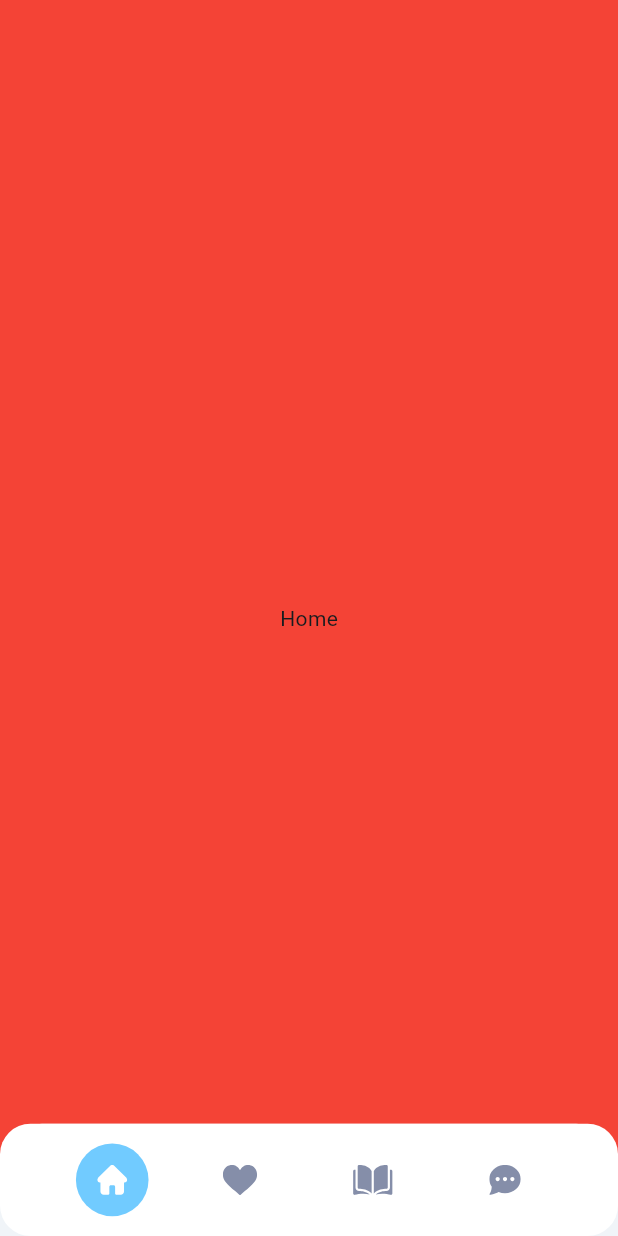
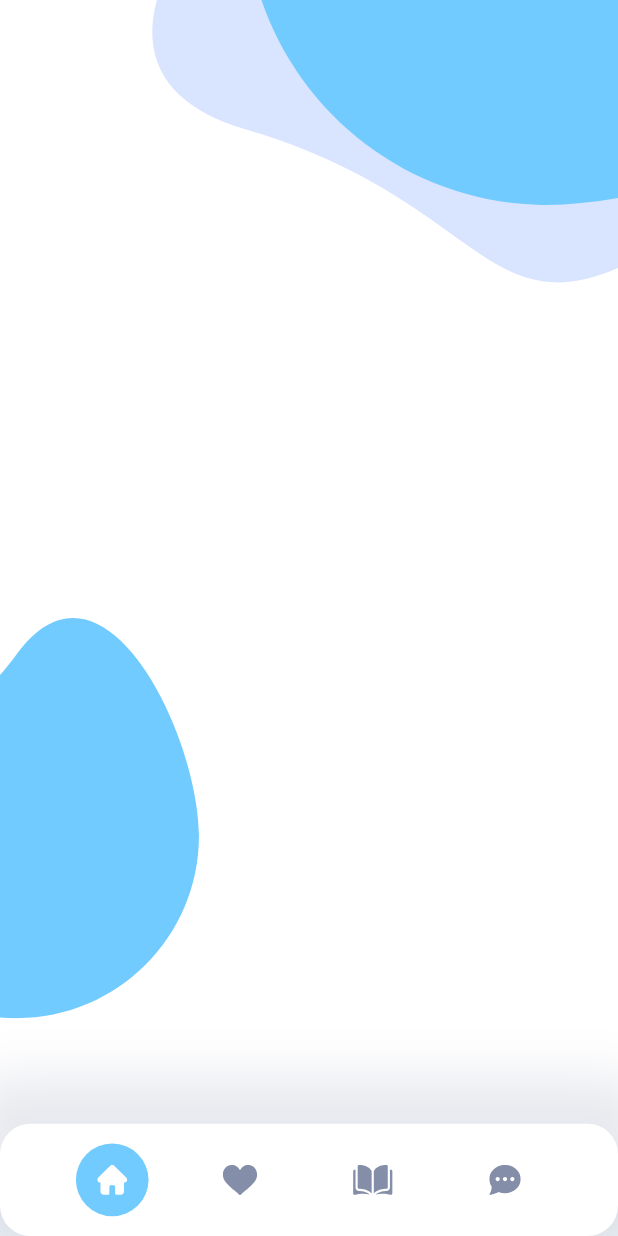
Before and after one commit to mostaphasamir/cleaning-mobile, a Flutter app: the screen it shows after launch, on a phone screen of 412 x 824 dp. Run offline on Flutter 3.47's test engine with Material 3 defaults, Android fonts, the phone set to English and light mode, and no system bars; our stand-ins replace cached_network_image, flutter_bloc, flutter_screenutil, flutter_svg.

Commit message:
add background widget to home

```diff
--- a/lib/core/style/app_height.dart
+++ b/lib/core/style/app_height.dart
@@ -44,5 +44,6 @@ class AppHeight {
   static double h240 = 240.h;
   static double h250 = 250.h;
   static double h300 = 300.h;
+  static double h438 = 438.h;
   static double separatorHeight = h7;
 }
--- a/lib/feature/bottom_nav_bar/presentation/widgets/bottom_nav_bar.dart
+++ b/lib/feature/bottom_nav_bar/presentation/widgets/bottom_nav_bar.dart
@@ -37,6 +37,14 @@ class _BottomNavBarState extends State<BottomNavBar> {
         borderRadius: BorderRadius.circular(
           AppRadius.r20,
         ),
+        boxShadow: [
+          BoxShadow(
+            color: AppColors.grey.withOpacity(0.2,),
+            offset: const Offset(0,-10),
+            spreadRadius: 20,
+            blurRadius: 30,
+          )
+        ]
       ),
       padding: EdgeInsets.symmetric(
         vertical: AppHeight.h13,
--- a/lib/feature/bottom_nav_bar/presentation/widgets/bottom_nav_bar_item.dart
+++ b/lib/feature/bottom_nav_bar/presentation/widgets/bottom_nav_bar_item.dart
@@ -3,7 +3,6 @@ import 'package:flutter/cupertino.dart';
 
 import '../../../../core/helper/custom_image_view.dart';
 import '../../../../core/utils/app_colors.dart';
-import '../../../../generated/app_assets.dart';
 
 class BottomNavBarItem extends StatelessWidget {
   final String svgPath ;
--- a/lib/feature/home/presentation/pages/home_screen.dart
+++ b/lib/feature/home/presentation/pages/home_screen.dart
@@ -1,4 +1,6 @@
 import 'package:flutter/material.dart';
+
+import '../widgets/body_with_back_ground.dart';
 
 class HomeScreen extends StatelessWidget {
   const HomeScreen({super.key});
@@ -6,9 +8,8 @@ class HomeScreen extends StatelessWidget {
   @override
   Widget build(BuildContext context) {
     return Scaffold(
-      backgroundColor: Colors.red,
-      body: Center(
-        child: Text("Home"),
+      body: BodyWithBackGround(
+        body: SizedBox(),
       ),
     );
   }
--- /dev/null
+++ b/lib/feature/home/presentation/widgets/body_with_back_ground.dart
@@ -0,0 +1,36 @@
+import 'package:cleaning_mobile/core/extentions/size_extention.dart';
+import 'package:cleaning_mobile/core/helper/custom_image_view.dart';
+import 'package:cleaning_mobile/core/style/app_height.dart';
+import 'package:cleaning_mobile/generated/app_assets.dart';
+import 'package:flutter/cupertino.dart';
+
+class BodyWithBackGround extends StatelessWidget {
+  final Widget body;
+
+  const BodyWithBackGround({super.key, required this.body});
+
+  @override
+  Widget build(BuildContext context) {
+    return SizedBox(
+      width: context.screenWidth,
+      height: context.screenHeight,
+      child: Stack(
+        children: [
+          Positioned(
+            right: 0,
+            child: CustomImageView(
+              svgPath: AppAssets.svgBubbles,
+            ),
+          ),
+          Positioned(
+            top: context.screenHeight * 0.5,
+            child: CustomImageView(
+              svgPath: AppAssets.svgBubble2,
+            ),
+          ),
+          body,
+        ],
+      ),
+    );
+  }
+}
```
